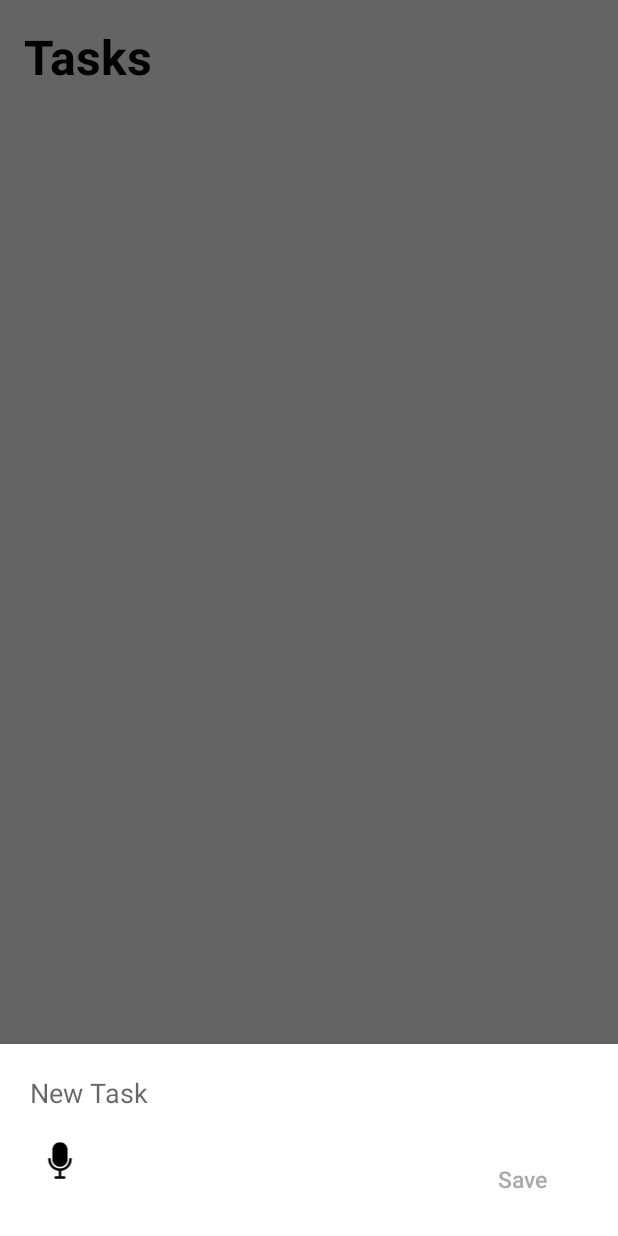
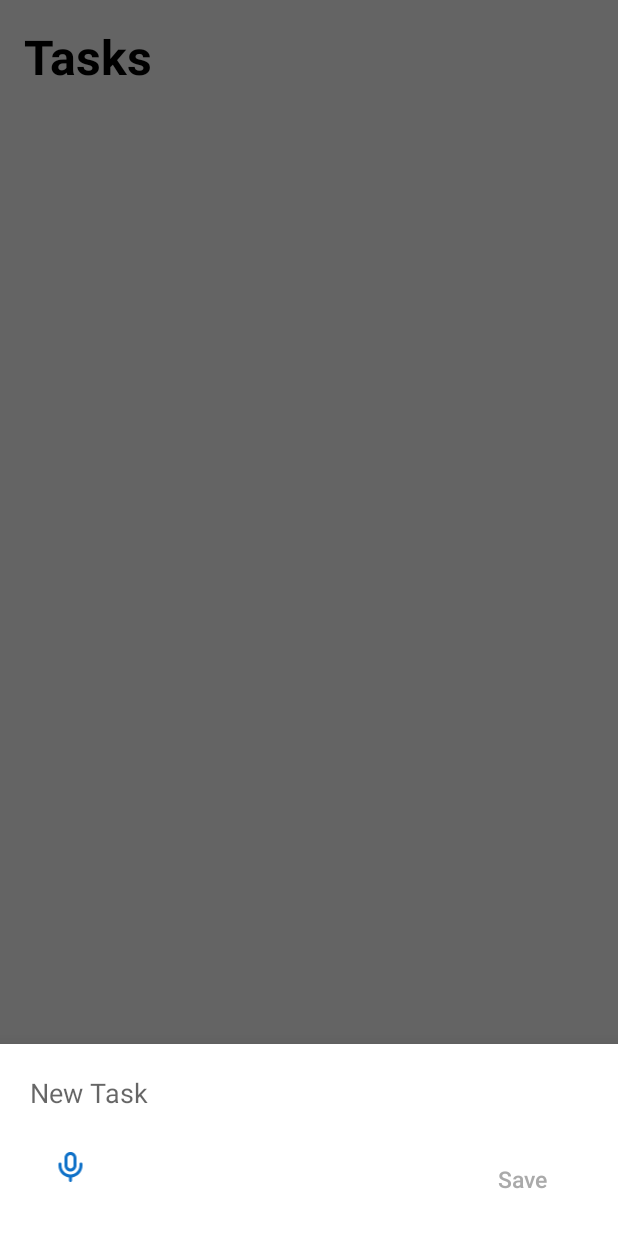
Before and after one commit to MadhurChaturvedi/todoApp-Android, an Android app: the screen it shows after launch (MainActivity), after a tap on an icon or button, on a phone screen of 412 x 824 dp. Run offline under Robolectric (Android 15) with nearby library versions, the phone set to English and light mode, and no system bars.

Commit message:
add new mic icon

```diff
--- /dev/null
+++ b/app/src/main/res/drawable/mic_sound_record_voice_svgrepo_com.xml
@@ -0,0 +1,13 @@
+<vector xmlns:android="http://schemas.android.com/apk/res/android"
+    android:width="100dp"
+    android:height="100dp"
+    android:viewportWidth="30"
+    android:viewportHeight="30">
+  <path
+      android:pathData="M8,6C8,3.791 9.791,2 12,2C14.209,2 16,3.791 16,6V11C16,13.209 14.209,15 12,15C9.791,15 8,13.209 8,11V6ZM12,4C10.895,4 10,4.895 10,6V11C10,12.105 10.895,13 12,13C13.105,13 14,12.105 14,11V6C14,4.895 13.105,4 12,4Z"
+      android:fillColor="@color/btncolor"
+      android:fillType="evenOdd"/>
+  <path
+      android:pathData="M5,9C5.552,9 6,9.448 6,10V11C6,14.314 8.686,17 12,17C15.314,17 18,14.314 18,11V10C18,9.448 18.448,9 19,9C19.552,9 20,9.448 20,10V11C20,15.08 16.945,18.447 12.998,18.938C12.999,18.959 13,18.979 13,19V21C13,21.552 12.552,22 12,22C11.448,22 11,21.552 11,21V19C11,18.979 11.001,18.959 11.002,18.938C7.055,18.447 4,15.08 4,11V10C4,9.448 4.448,9 5,9Z"
+      android:fillColor="@color/btncolor"/>
+</vector>
--- a/app/src/main/res/layout/new_task.xml
+++ b/app/src/main/res/layout/new_task.xml
@@ -14,12 +14,12 @@
 
     <ImageView
         android:id="@+id/iv_mic"
-        android:paddingTop="15dp"
-        android:layout_width="40dp"
-        android:layout_height="40dp"
+        android:paddingTop="20dp"
+        android:layout_width="60dp"
+        android:layout_height="50dp"
         android:layout_marginTop="30dp"
         android:gravity="center"
-        android:src="@drawable/microphone_342" />
+        android:src="@drawable/mic_sound_record_voice_svgrepo_com" />
 
     <Button
         android:id="@+id/newTaskButton"
```
